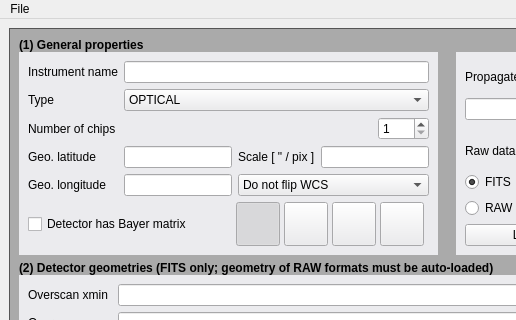
The window that src/instrumentdefinition.ui (schirmermischa/THELI) describes before a commit, drawn with Qt 5; both pictures show x 0 to 516 and y 0 to 320 of the 759 by 789 pixel window.
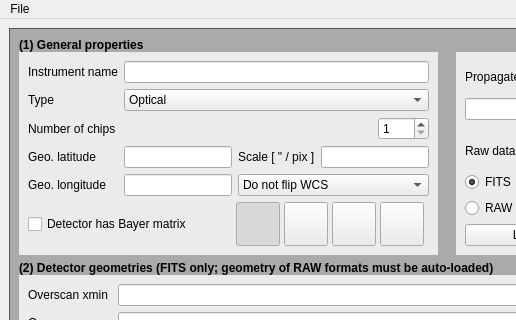
The same window after the commit.

Commit message: Minor updates (ui changes, clearer comments to header keywords etc)

```diff
--- a/src/instrumentdefinition.ui
+++ b/src/instrumentdefinition.ui
@@ -1196,7 +1196,7 @@
               </property>
               <item>
                <property name="text">
-                <string>OPTICAL</string>
+                <string>Optical</string>
                </property>
               </item>
               <item>
```
The commit also changes 3 other files.
